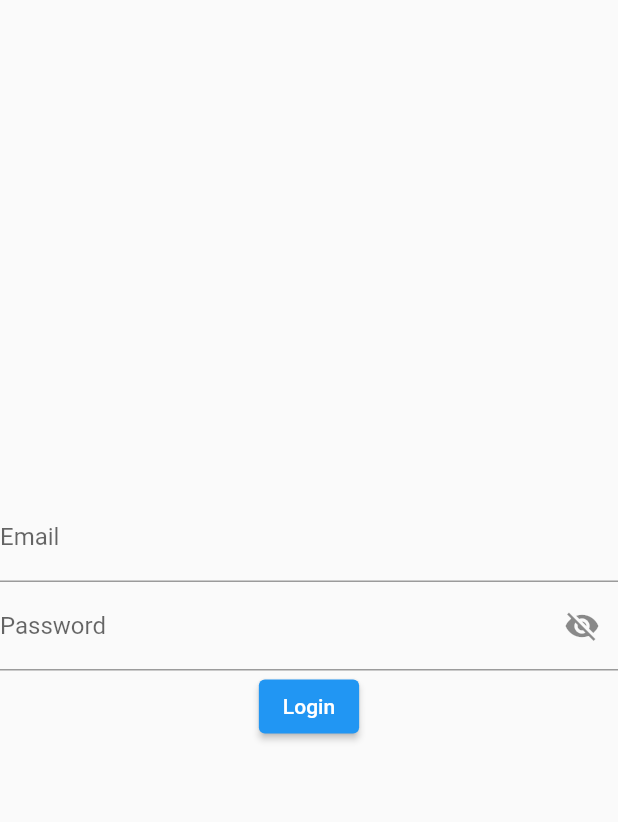
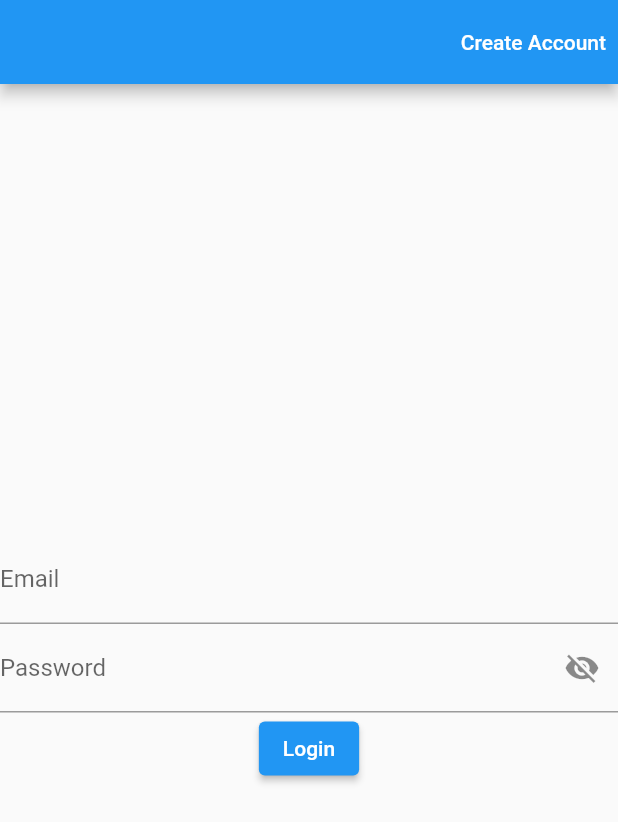
Before and after one commit to Abdulla-Khan/Firebase-Cloud-Messaging, a Flutter app: the screen it shows after launch, after a tap on "Login", on a phone screen of 412 x 824 dp. Shown: the top 822 px of the screen. Run offline on Flutter 3.47's test engine with Material 2 defaults, Android fonts, the phone set to English and light mode, and no system bars; our stand-ins replace cloud_firestore, firebase_auth, firebase_core, firebase_messaging, flutter_local_notifications, shared_preferences; accounts and stored records are empty; network calls fail.

Commit message:
Local Storage Added and Minor Bug Fixes

```diff
--- a/lib/login.dart
+++ b/lib/login.dart
@@ -1,6 +1,10 @@
+import 'package:cloud_firestore/cloud_firestore.dart';
 import 'package:firebase_auth/firebase_auth.dart';
+import 'package:firebase_messaging/firebase_messaging.dart';
 import 'package:flutter/material.dart';
+import 'package:shared_preferences/shared_preferences.dart';
 import 'package:tttt/home.dart';
+import 'package:tttt/sign-up.dart';
 
 class LoginPage extends StatefulWidget {
   LoginPage({super.key});
@@ -13,15 +17,63 @@ class _LoginPageState extends State<LoginPage> {
   TextEditingController email = TextEditingController();
 
   TextEditingController password = TextEditingController();
+  String? mtoken = '';
 
   bool see = false;
+
+  @override
+  void initState() {
+    checkLogin(context);
+    // TODO: implement initState
+    super.initState();
+  }
+
+  void checkLogin(BuildContext context) async {
+    SharedPreferences pref = await SharedPreferences.getInstance();
+    String? val = pref.getString('login');
+    String? name = pref.getString('name');
+
+    print(val);
+    if (val != null) {
+      await FirebaseMessaging.instance.getToken().then((value) async {
+        setState(() {
+          mtoken = value;
+          print('Token is $mtoken');
+        });
+        FirebaseFirestore.instance
+            .collection('Users')
+            .doc(name)
+            .update({'token': value})
+            .then((value) => print("User Updated"))
+            .catchError((error) => print("Failed to update user: $error"));
+        Navigator.push(context, MaterialPageRoute(builder: (_) => HomePage()));
+      });
+    }
+  }
 
   void login(String email, String password, context) async {
     try {
       final credential = await FirebaseAuth.instance
           .signInWithEmailAndPassword(email: email, password: password);
       if (credential.user!.uid.isNotEmpty) {
-        Navigator.push(context, MaterialPageRoute(builder: (_) => HomePage()));
+        SharedPreferences pref = await SharedPreferences.getInstance();
+        print(credential.user!.displayName);
+        await pref.setString('login', credential.user!.uid);
+        await pref.setString('name', credential.user!.displayName ?? "");
+        await FirebaseMessaging.instance.getToken().then((value) async {
+          setState(() {
+            mtoken = value;
+            print('Token is $mtoken');
+          });
+          FirebaseFirestore.instance
+              .collection('Users')
+              .doc(credential.user!.displayName)
+              .update({'token': value})
+              .then((value) => print("User Updated"))
+              .catchError((error) => print("Failed to update user: $error"));
+          Navigator.push(
+              context, MaterialPageRoute(builder: (_) => HomePage()));
+        });
       } else {
         ScaffoldMessenger.of(context)
             .showSnackBar(SnackBar(content: Text('Invalid Credentials')));
@@ -38,6 +90,19 @@ class _LoginPageState extends State<LoginPage> {
   @override
   Widget build(BuildContext context) {
     return Scaffold(
+      appBar: AppBar(
+        actions: [
+          TextButton(
+              onPressed: () {
+                Navigator.push(
+                    context, MaterialPageRoute(builder: (_) => SignUp()));
+              },
+              child: Text(
+                'Create Account',
+                style: TextStyle(color: Colors.white),
+              ))
+        ],
+      ),
       body: Column(
         crossAxisAlignment: CrossAxisAlignment.center,
         mainAxisAlignment: MainAxisAlignment.center,
--- a/lib/main.dart
+++ b/lib/main.dart
@@ -1,6 +1,7 @@
 import 'package:firebase_core/firebase_core.dart';
 import 'package:firebase_messaging/firebase_messaging.dart';
 import 'package:flutter/material.dart';
+import 'package:tttt/login.dart';
 import 'package:tttt/sign-up.dart';
 
 import 'firebase_options.dart';
@@ -25,6 +26,6 @@ class MyApp extends StatelessWidget {
   // This widget is the root of your application.
   @override
   Widget build(BuildContext context) {
-    return MaterialApp(home: SignUp());
+    return MaterialApp(debugShowCheckedModeBanner: false, home: LoginPage());
   }
 }
--- a/lib/sign-up.dart
+++ b/lib/sign-up.dart
@@ -26,6 +26,9 @@ class _SignUpState extends State<SignUp> {
         email: email,
         password: password,
       );
+      await credential.user!.updateDisplayName(name);
+
+      print(credential.user!.displayName);
 
       if (credential.user!.uid.isNotEmpty) {
         await FirebaseMessaging.instance.getToken().then(
@@ -36,7 +39,7 @@ class _SignUpState extends State<SignUp> {
             });
             await FirebaseFirestore.instance.collection('Users').doc(name).set({
               'name': name,
-              'email': email,
+              'email': credential.user!.email,
               'password': password,
               'token': value
             });
--- a/pubspec.yaml
+++ b/pubspec.yaml
@@ -42,6 +42,7 @@ dependencies:
   cloud_firestore: ^3.5.0
   http: ^0.13.5
   firebase_auth: ^3.11.1
+  shared_preferences: ^2.0.15
 
 dev_dependencies:
   flutter_test:
```
Also changed, not shown: pubspec.lock, 1 other file.
